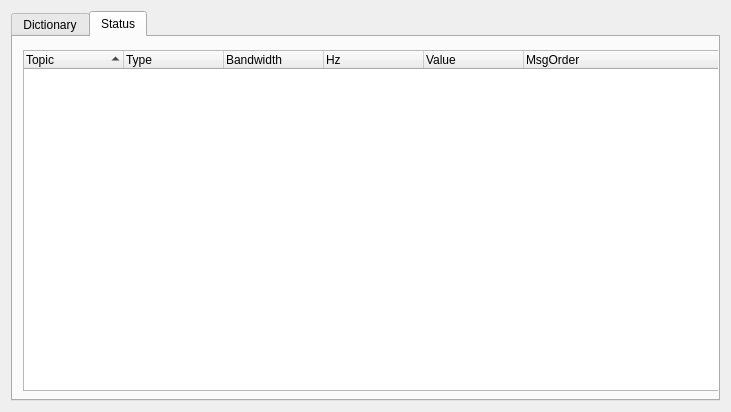
First picture: the form in resource/BridgeDictionaryWidget.ui, repository traclabs/rqt_fsw_bridge_dictionary, before the edit.
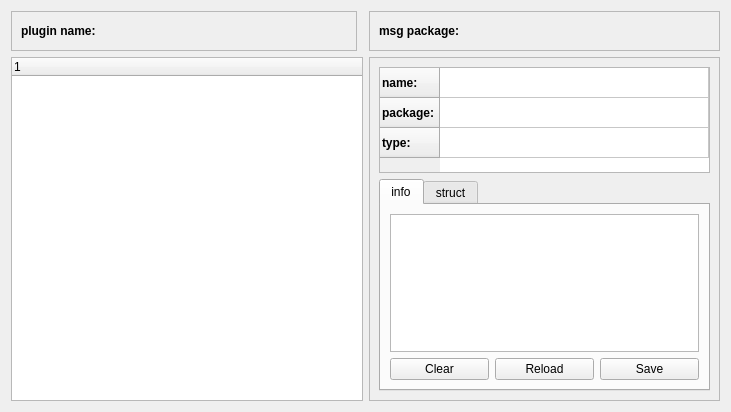
Second picture: the form after the edit. The open tabs and pages were chosen to show the change.

Commit message: added header for messages and ability to save/recall info blurbs

The edit to the form file:
```diff
--- a/resource/BridgeDictionaryWidget.ui
+++ b/resource/BridgeDictionaryWidget.ui
@@ -13,18 +13,8 @@
   <property name="windowTitle">
    <string>FSW ROS2 Bridge Dictionary</string>
   </property>
-  <layout class="QVBoxLayout" name="verticalLayout">
-   <item>
-    <widget class="QTabWidget" name="statusWidget">
-     <property name="currentIndex">
-      <number>0</number>
-     </property>
-     <widget class="QWidget" name="dictTab">
-      <attribute name="title">
-       <string>Dictionary</string>
-      </attribute>
-      <layout class="QGridLayout" name="gridLayout">
-       <item row="2" column="0">
+  <layout class="QGridLayout" name="gridLayout_2">
+   <item row="1" column="0" colspan="2">
         <widget class="QTreeWidget" name="msg_tree_widget">
          <property name="selectionBehavior">
           <enum>QAbstractItemView::SelectItems</enum>
@@ -37,42 +27,16 @@
         </widget>
        </item>
        <item row="0" column="0">
-        <widget class="QFrame" name="frame">
+    <widget class="QFrame" name="frame_2">
          <property name="frameShape">
           <enum>QFrame::StyledPanel</enum>
          </property>
          <property name="frameShadow">
           <enum>QFrame::Raised</enum>
          </property>
-         <layout class="QHBoxLayout" name="horizontalLayout">
-          <item>
-           <widget class="QLabel" name="label">
-            <property name="font">
-             <font>
-              <weight>75</weight>
-              <bold>true</bold>
-             </font>
-            </property>
-            <property name="text">
-             <string>msg package:</string>
-            </property>
-            <property name="textFormat">
-             <enum>Qt::PlainText</enum>
-            </property>
-            <property name="alignment">
-             <set>Qt::AlignLeading|Qt::AlignLeft|Qt::AlignVCenter</set>
-            </property>
-           </widget>
-          </item>
-          <item>
-           <widget class="QLabel" name="msg_pkg_label">
-            <property name="text">
-             <string/>
-            </property>
-           </widget>
-          </item>
-          <item>
-           <spacer name="horizontalSpacer">
+     <layout class="QGridLayout" name="gridLayout_5">
+      <item row="0" column="2">
+       <spacer name="horizontalSpacer_2">
             <property name="orientation">
              <enum>Qt::Horizontal</enum>
             </property>
@@ -84,10 +48,147 @@
             </property>
            </spacer>
           </item>
+      <item row="0" column="0">
+       <widget class="QLabel" name="label_2">
+        <property name="font">
+         <font>
+          <weight>75</weight>
+          <bold>true</bold>
+         </font>
+        </property>
+        <property name="text">
+         <string>plugin name:</string>
+        </property>
+       </widget>
+      </item>
+      <item row="0" column="1">
+       <widget class="QLabel" name="plugin_name_label">
+        <property name="text">
+         <string/>
+        </property>
+       </widget>
+      </item>
          </layout>
         </widget>
        </item>
-       <item row="0" column="1" rowspan="3">
+   <item row="1" column="2">
+    <widget class="QFrame" name="frame_3">
+     <property name="frameShape">
+      <enum>QFrame::StyledPanel</enum>
+     </property>
+     <property name="frameShadow">
+      <enum>QFrame::Raised</enum>
+     </property>
+     <layout class="QVBoxLayout" name="verticalLayout">
+      <item>
+       <widget class="QTableWidget" name="msg_table_header">
+        <property name="sizePolicy">
+         <sizepolicy hsizetype="Expanding" vsizetype="Minimum">
+          <horstretch>0</horstretch>
+          <verstretch>0</verstretch>
+         </sizepolicy>
+        </property>
+        <property name="maximumSize">
+         <size>
+          <width>331</width>
+          <height>192</height>
+         </size>
+        </property>
+        <property name="sizeAdjustPolicy">
+         <enum>QAbstractScrollArea::AdjustToContents</enum>
+        </property>
+        <attribute name="horizontalHeaderVisible">
+         <bool>false</bool>
+        </attribute>
+        <attribute name="horizontalHeaderCascadingSectionResizes">
+         <bool>true</bool>
+        </attribute>
+        <attribute name="horizontalHeaderMinimumSectionSize">
+         <number>66</number>
+        </attribute>
+        <attribute name="horizontalHeaderDefaultSectionSize">
+         <number>100</number>
+        </attribute>
+        <attribute name="horizontalHeaderHighlightSections">
+         <bool>false</bool>
+        </attribute>
+        <attribute name="horizontalHeaderShowSortIndicator" stdset="0">
+         <bool>false</bool>
+        </attribute>
+        <attribute name="horizontalHeaderStretchLastSection">
+         <bool>true</bool>
+        </attribute>
+        <attribute name="verticalHeaderMinimumSectionSize">
+         <number>25</number>
+        </attribute>
+        <attribute name="verticalHeaderDefaultSectionSize">
+         <number>30</number>
+        </attribute>
+        <row>
+         <property name="text">
+          <string>name: </string>
+         </property>
+         <property name="font">
+          <font>
+           <weight>75</weight>
+           <bold>true</bold>
+          </font>
+         </property>
+        </row>
+        <row>
+         <property name="text">
+          <string>package: </string>
+         </property>
+         <property name="font">
+          <font>
+           <weight>75</weight>
+           <bold>true</bold>
+          </font>
+         </property>
+        </row>
+        <row>
+         <property name="text">
+          <string>type: </string>
+         </property>
+         <property name="font">
+          <font>
+           <weight>75</weight>
+           <bold>true</bold>
+          </font>
+         </property>
+        </row>
+        <column>
+         <property name="text">
+          <string/>
+         </property>
+        </column>
+        <item row="0" column="0">
+         <property name="text">
+          <string/>
+         </property>
+         <property name="flags">
+          <set>ItemIsSelectable|ItemIsDragEnabled|ItemIsDropEnabled|ItemIsUserCheckable|ItemIsEnabled</set>
+         </property>
+        </item>
+        <item row="1" column="0">
+         <property name="text">
+          <string/>
+         </property>
+         <property name="flags">
+          <set>ItemIsSelectable|ItemIsDragEnabled|ItemIsDropEnabled|ItemIsUserCheckable|ItemIsEnabled</set>
+         </property>
+        </item>
+        <item row="2" column="0">
+         <property name="text">
+          <string/>
+         </property>
+         <property name="flags">
+          <set>ItemIsSelectable|ItemIsDragEnabled|ItemIsDropEnabled|ItemIsUserCheckable|ItemIsEnabled</set>
+         </property>
+        </item>
+       </widget>
+      </item>
+      <item>
         <widget class="QTabWidget" name="tabWidget">
          <property name="currentIndex">
           <number>1</number>
@@ -96,8 +197,29 @@
           <attribute name="title">
            <string>info</string>
           </attribute>
-          <layout class="QHBoxLayout" name="horizontalLayout_2">
-           <item>
+         <layout class="QGridLayout" name="gridLayout_3">
+          <item row="1" column="0">
+           <widget class="QPushButton" name="clear_info_button">
+            <property name="text">
+             <string>Clear</string>
+            </property>
+           </widget>
+          </item>
+          <item row="1" column="1">
+           <widget class="QPushButton" name="reload_info_button">
+            <property name="text">
+             <string>Reload</string>
+            </property>
+           </widget>
+          </item>
+          <item row="1" column="2">
+           <widget class="QPushButton" name="save_info_button">
+            <property name="text">
+             <string>Save</string>
+            </property>
+           </widget>
+          </item>
+          <item row="0" column="0" colspan="3">
             <widget class="QTextEdit" name="msg_info_text"/>
            </item>
           </layout>
@@ -127,66 +249,59 @@
        </item>
       </layout>
      </widget>
-     <widget class="QWidget" name="statusTab">
-      <attribute name="title">
-       <string>Status</string>
-      </attribute>
-      <widget class="QTreeWidget" name="topics_tree_widget">
-       <property name="geometry">
-        <rect>
-         <x>10</x>
-         <y>13</y>
-         <width>713</width>
-         <height>341</height>
-        </rect>
-       </property>
-       <property name="contextMenuPolicy">
-        <enum>Qt::CustomContextMenu</enum>
-       </property>
-       <property name="toolTip">
-        <string>Right click on item for more options.</string>
-       </property>
-       <property name="dragEnabled">
-        <bool>true</bool>
-       </property>
-       <property name="dragDropMode">
-        <enum>QAbstractItemView::DragOnly</enum>
-       </property>
-       <property name="sortingEnabled">
-        <bool>true</bool>
-       </property>
-       <column>
+   </item>
+   <item row="0" column="2">
+    <widget class="QFrame" name="frame">
+     <property name="frameShape">
+      <enum>QFrame::StyledPanel</enum>
+     </property>
+     <property name="frameShadow">
+      <enum>QFrame::Raised</enum>
+     </property>
+     <property name="lineWidth">
+      <number>0</number>
+     </property>
+     <layout class="QGridLayout" name="gridLayout">
+      <item row="0" column="1">
+       <widget class="QLabel" name="msg_pkg_label">
         <property name="text">
-         <string>Topic</string>
+         <string/>
         </property>
-       </column>
-       <column>
-        <property name="text">
-         <string>Type</string>
+       </widget>
+      </item>
+      <item row="0" column="2">
+       <spacer name="horizontalSpacer">
+        <property name="orientation">
+         <enum>Qt::Horizontal</enum>
         </property>
-       </column>
-       <column>
-        <property name="text">
-         <string>Bandwidth</string>
+        <property name="sizeHint" stdset="0">
+         <size>
+          <width>40</width>
+          <height>20</height>
+         </size>
         </property>
-       </column>
-       <column>
-        <property name="text">
-         <string>Hz</string>
+       </spacer>
+      </item>
+      <item row="0" column="0">
+       <widget class="QLabel" name="label">
+        <property name="font">
+         <font>
+          <weight>75</weight>
+          <bold>true</bold>
+         </font>
         </property>
-       </column>
-       <column>
         <property name="text">
-         <string>Value</string>
+         <string>msg package:</string>
         </property>
-       </column>
-       <column>
-        <property name="text">
-         <string>MsgOrder</string>
+        <property name="textFormat">
+         <enum>Qt::PlainText</enum>
         </property>
-       </column>
-      </widget>
-     </widget>
+        <property name="alignment">
+         <set>Qt::AlignLeading|Qt::AlignLeft|Qt::AlignVCenter</set>
+        </property>
+       </widget>
+      </item>
+     </layout>
     </widget>
    </item>
   </layout>
```
Left out of the diff: 2 changed lines with no effect on the pictures. Lines whose indentation alone changed are shown as unchanged. The commit also changes 2 other files.
